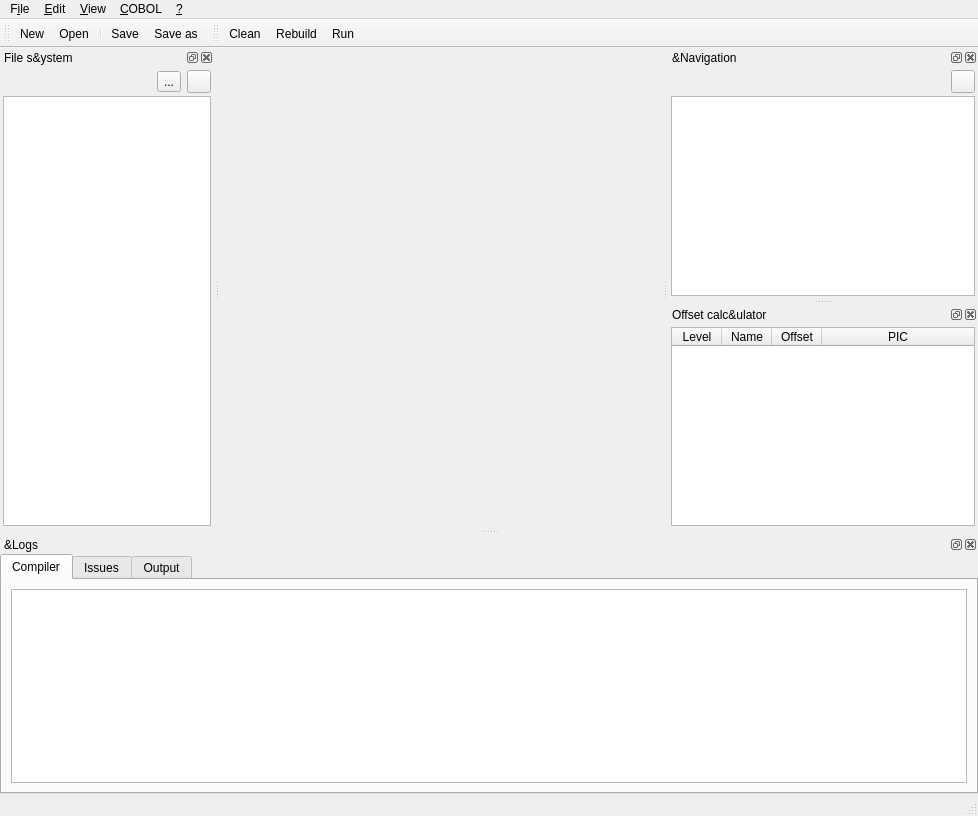
Old version of the form forms/ide.ui in the repository OpenCobolIDE/OpenCobolIDE.
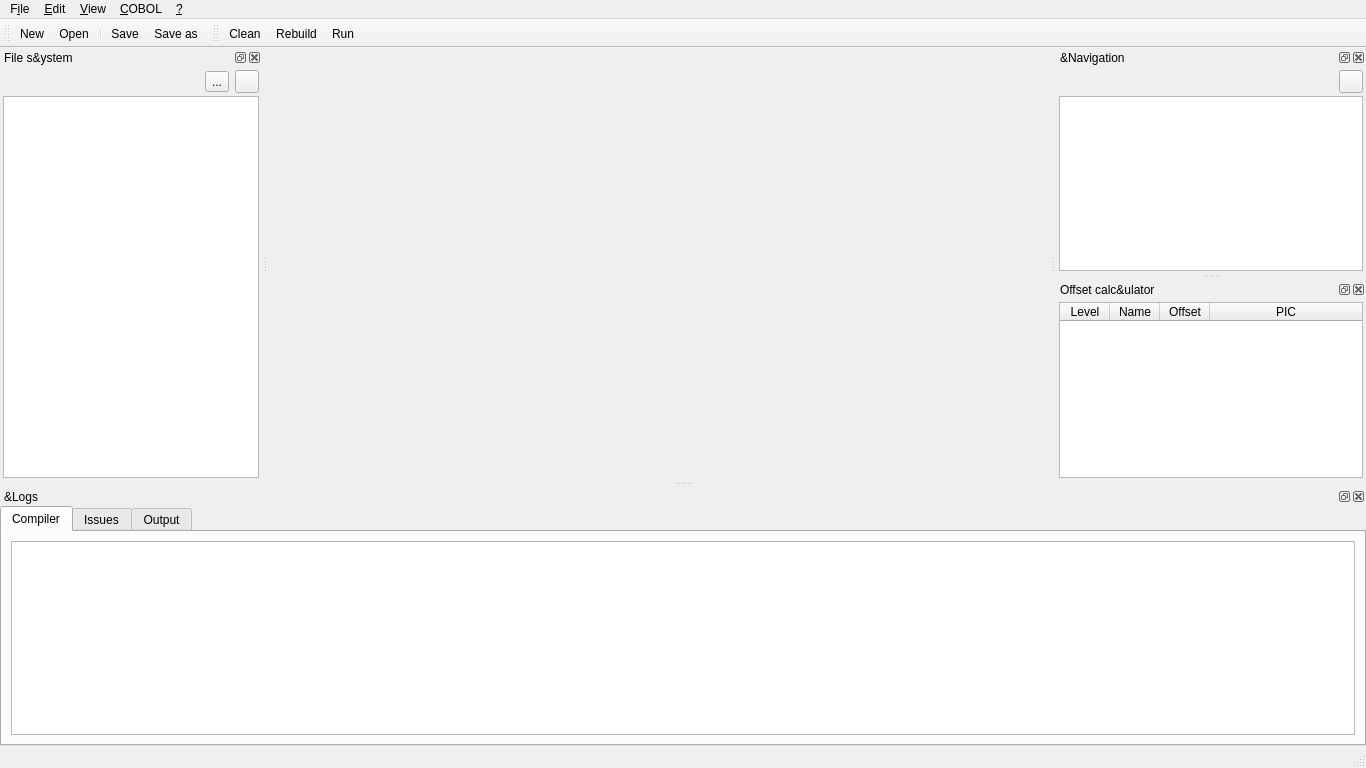
New version of the form. Icons and pictures are not drawn. Custom widgets are drawn as their Qt base class.

```diff
--- a/forms/ide.ui
+++ b/forms/ide.ui
@@ -6,8 +6,8 @@
    <rect>
     <x>0</x>
     <y>0</y>
-    <width>978</width>
-    <height>816</height>
+    <width>1366</width>
+    <height>768</height>
    </rect>
   </property>
   <property name="minimumSize">
@@ -612,8 +612,8 @@
     <rect>
      <x>0</x>
      <y>0</y>
-     <width>978</width>
-     <height>22</height>
+     <width>1366</width>
+     <height>30</height>
     </rect>
    </property>
    <widget class="QMenu" name="menuFile">
@@ -912,7 +912,7 @@
    <property name="minimumSize">
     <size>
      <width>96</width>
-     <height>147</height>
+     <height>151</height>
     </size>
    </property>
    <property name="windowTitle">
```
Left out of the diff: 6 changed lines with no effect on the pictures.
